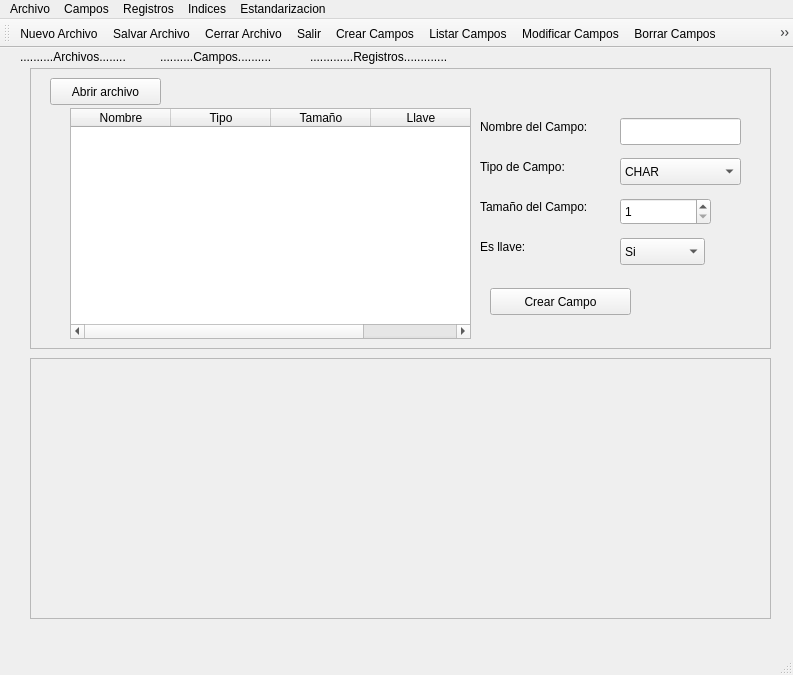
Before: the Qt Designer form ManejadorDeArchivoOAR/mainwindow.ui in oscar-ordonez/Proyecto-Orga, drawn with Qt 5.
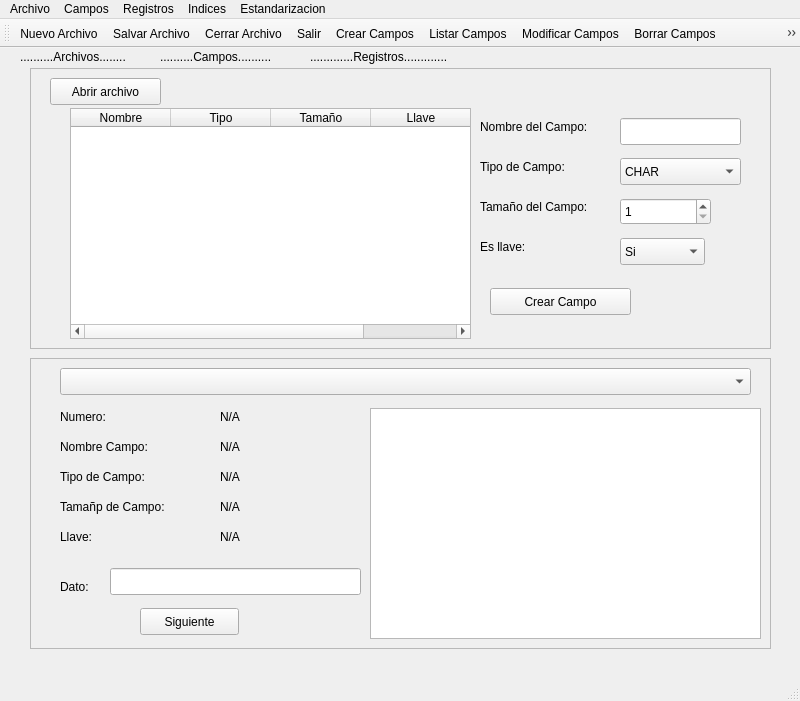
After: the same form once the commit is applied. Icons and pictures are not drawn.

Commit message: agregando registros pero con error con el llenado

```diff
--- a/ManejadorDeArchivoOAR/mainwindow.ui
+++ b/ManejadorDeArchivoOAR/mainwindow.ui
@@ -6,8 +6,8 @@
    <rect>
     <x>0</x>
     <y>0</y>
-    <width>793</width>
-    <height>675</height>
+    <width>800</width>
+    <height>701</height>
    </rect>
   </property>
   <property name="windowTitle">
@@ -251,7 +251,7 @@
       <x>30</x>
       <y>310</y>
       <width>741</width>
-      <height>261</height>
+      <height>291</height>
      </rect>
     </property>
     <property name="frameShape">
@@ -260,6 +260,192 @@
     <property name="frameShadow">
      <enum>QFrame::Raised</enum>
     </property>
+    <widget class="QLabel" name="label_6">
+     <property name="geometry">
+      <rect>
+       <x>30</x>
+       <y>50</y>
+       <width>111</width>
+       <height>17</height>
+      </rect>
+     </property>
+     <property name="text">
+      <string>Numero:</string>
+     </property>
+    </widget>
+    <widget class="QLabel" name="label_8">
+     <property name="geometry">
+      <rect>
+       <x>30</x>
+       <y>80</y>
+       <width>121</width>
+       <height>17</height>
+      </rect>
+     </property>
+     <property name="text">
+      <string>Nombre Campo:</string>
+     </property>
+    </widget>
+    <widget class="QLabel" name="label_9">
+     <property name="geometry">
+      <rect>
+       <x>30</x>
+       <y>110</y>
+       <width>111</width>
+       <height>17</height>
+      </rect>
+     </property>
+     <property name="text">
+      <string>Tipo de Campo:</string>
+     </property>
+    </widget>
+    <widget class="QLabel" name="label_10">
+     <property name="geometry">
+      <rect>
+       <x>30</x>
+       <y>140</y>
+       <width>141</width>
+       <height>17</height>
+      </rect>
+     </property>
+     <property name="text">
+      <string>Tamañp de Campo:</string>
+     </property>
+    </widget>
+    <widget class="QLabel" name="label_11">
+     <property name="geometry">
+      <rect>
+       <x>30</x>
+       <y>170</y>
+       <width>131</width>
+       <height>17</height>
+      </rect>
+     </property>
+     <property name="text">
+      <string>Llave:</string>
+     </property>
+    </widget>
+    <widget class="QLabel" name="labelRegistoNumero">
+     <property name="geometry">
+      <rect>
+       <x>190</x>
+       <y>50</y>
+       <width>141</width>
+       <height>17</height>
+      </rect>
+     </property>
+     <property name="text">
+      <string>N/A</string>
+     </property>
+    </widget>
+    <widget class="QLabel" name="labelRegistoNombre">
+     <property name="geometry">
+      <rect>
+       <x>190</x>
+       <y>80</y>
+       <width>141</width>
+       <height>17</height>
+      </rect>
+     </property>
+     <property name="text">
+      <string>N/A</string>
+     </property>
+    </widget>
+    <widget class="QLabel" name="labelRegistoTipo">
+     <property name="geometry">
+      <rect>
+       <x>190</x>
+       <y>110</y>
+       <width>141</width>
+       <height>17</height>
+      </rect>
+     </property>
+     <property name="text">
+      <string>N/A</string>
+     </property>
+    </widget>
+    <widget class="QLabel" name="labelRegistoTamano">
+     <property name="geometry">
+      <rect>
+       <x>190</x>
+       <y>140</y>
+       <width>141</width>
+       <height>17</height>
+      </rect>
+     </property>
+     <property name="text">
+      <string>N/A</string>
+     </property>
+    </widget>
+    <widget class="QLabel" name="labelRegistoLlave">
+     <property name="geometry">
+      <rect>
+       <x>190</x>
+       <y>170</y>
+       <width>141</width>
+       <height>17</height>
+      </rect>
+     </property>
+     <property name="text">
+      <string>N/A</string>
+     </property>
+    </widget>
+    <widget class="QTableWidget" name="tableWidget">
+     <property name="geometry">
+      <rect>
+       <x>340</x>
+       <y>50</y>
+       <width>391</width>
+       <height>231</height>
+      </rect>
+     </property>
+    </widget>
+    <widget class="QLabel" name="label_17">
+     <property name="geometry">
+      <rect>
+       <x>30</x>
+       <y>220</y>
+       <width>41</width>
+       <height>17</height>
+      </rect>
+     </property>
+     <property name="text">
+      <string>Dato:</string>
+     </property>
+    </widget>
+    <widget class="QLineEdit" name="datoRegistro">
+     <property name="geometry">
+      <rect>
+       <x>80</x>
+       <y>210</y>
+       <width>251</width>
+       <height>27</height>
+      </rect>
+     </property>
+    </widget>
+    <widget class="QPushButton" name="pushButton_2">
+     <property name="geometry">
+      <rect>
+       <x>110</x>
+       <y>250</y>
+       <width>99</width>
+       <height>27</height>
+      </rect>
+     </property>
+     <property name="text">
+      <string>Siguiente</string>
+     </property>
+    </widget>
+    <widget class="QComboBox" name="comboBoxArchivosRegistros">
+     <property name="geometry">
+      <rect>
+       <x>30</x>
+       <y>10</y>
+       <width>691</width>
+       <height>27</height>
+      </rect>
+     </property>
+    </widget>
    </widget>
   </widget>
   <widget class="QMenuBar" name="menuBar">
@@ -267,7 +453,7 @@
     <rect>
      <x>0</x>
      <y>0</y>
-     <width>793</width>
+     <width>800</width>
      <height>25</height>
     </rect>
    </property>
```
Left out of the diff: 30 changed lines with no effect on the pictures. The commit also changes 3 other files.
